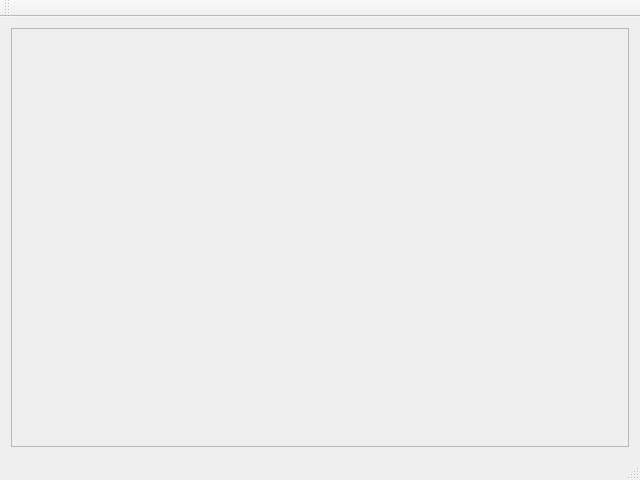
Qt form mainwindow.ui (amatveiakin/area-measurement) before a commit.
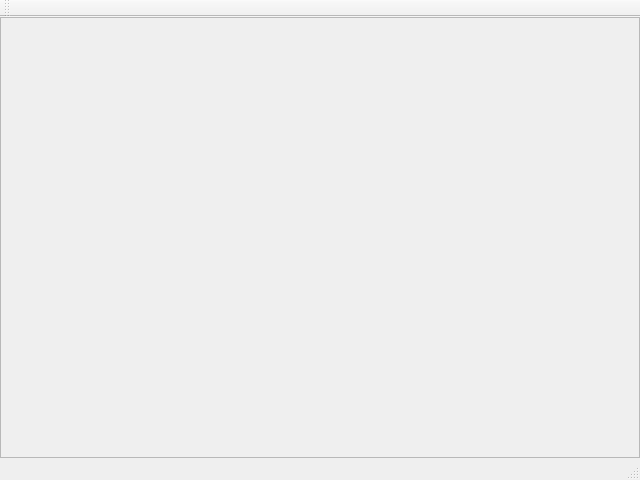
The same form after that commit.

Commit message: Remove margins

What changed in the file:
```diff
--- a/mainwindow.ui
+++ b/mainwindow.ui
@@ -15,6 +15,9 @@
   </property>
   <widget class="QWidget" name="centralWidget">
    <layout class="QVBoxLayout" name="verticalLayout">
+    <property name="margin">
+     <number>0</number>
+    </property>
     <item>
      <widget class="QScrollArea" name="containingScrollArea">
       <property name="widgetResizable">
@@ -25,8 +28,8 @@
         <rect>
          <x>0</x>
          <y>0</y>
-         <width>626</width>
-         <height>439</height>
+         <width>634</width>
+         <height>449</height>
         </rect>
        </property>
       </widget>
```
